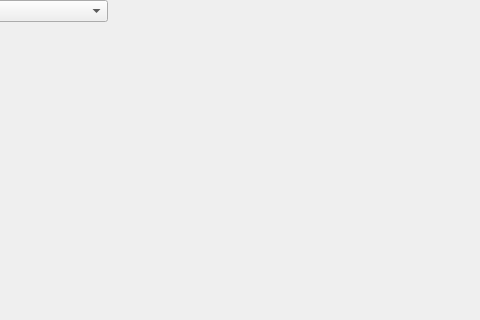
Above: src/plugins/vcprojectmanager/widgets/configurationswidget.ui from qt-creator/qt-creator before the change; both pictures show x 134 to 614 and y 0 to 320 of the 1059 by 644 pixel window. Below: the same form after it.
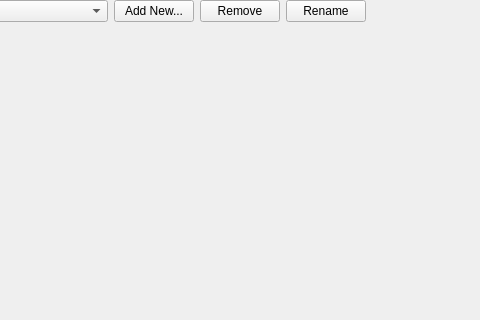
That is the form after the change.

Patch:
```diff
--- a/src/plugins/vcprojectmanager/widgets/configurationswidget.ui
+++ b/src/plugins/vcprojectmanager/widgets/configurationswidget.ui
@@ -39,6 +39,27 @@
        </property>
       </widget>
      </item>
+     <item>
+      <widget class="QPushButton" name="m_addNewConfigPushButton">
+       <property name="text">
+        <string>Add New...</string>
+       </property>
+      </widget>
+     </item>
+     <item>
+      <widget class="QPushButton" name="m_removeConfigPushButton">
+       <property name="text">
+        <string>Remove</string>
+       </property>
+      </widget>
+     </item>
+     <item>
+      <widget class="QPushButton" name="m_renameConfigPushButton">
+       <property name="text">
+        <string>Rename</string>
+       </property>
+      </widget>
+     </item>
      <item>
       <spacer name="horizontalSpacer">
        <property name="orientation">
```
